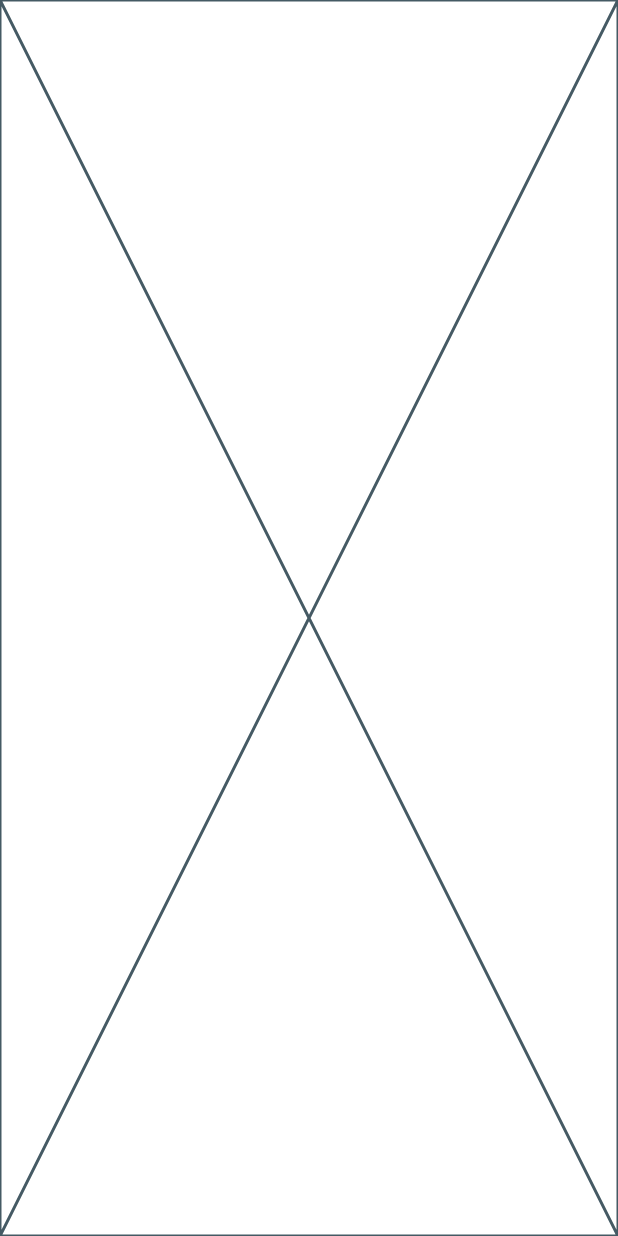
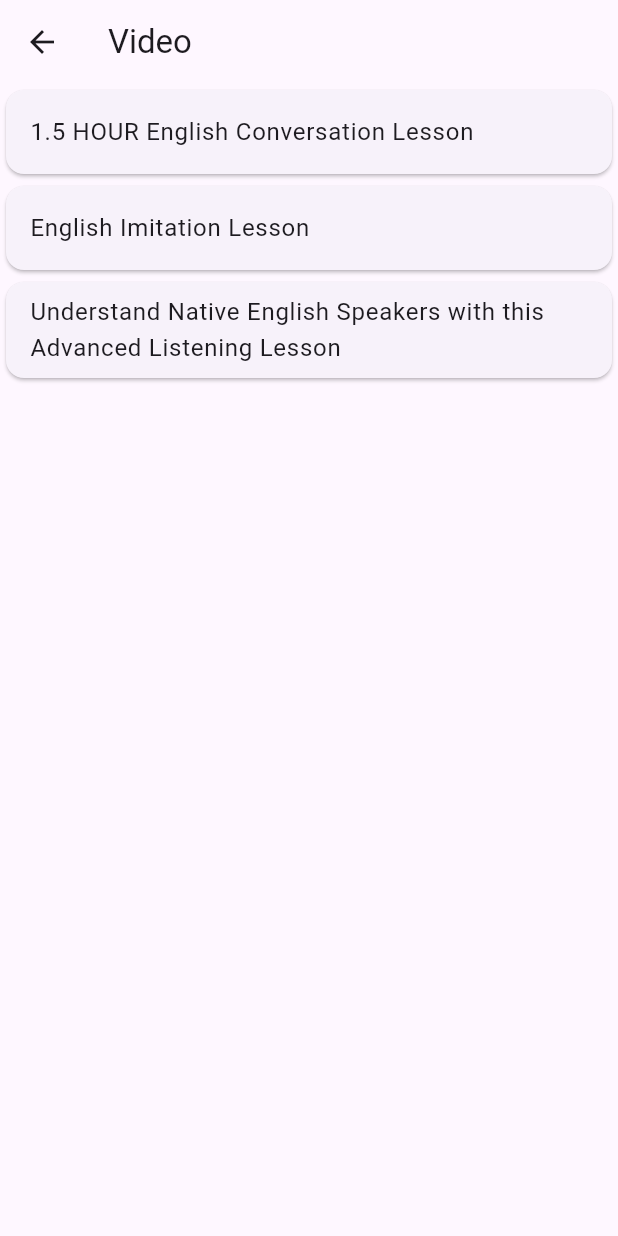
Before and after one commit to SuYeonJn/englishSpeaker, a Flutter app: the screen it shows after launch, after a tap on "Shorts", on a phone screen of 412 x 824 dp. Run offline on Flutter 3.47's test engine with Material 3 defaults, Android fonts, the phone set to English and light mode, and no system bars; our stand-ins replace cloud_firestore, firebase_core, flutter_dotenv, flutter_tts, speech_to_text; missing offline and left inert: dart_openai; accounts and stored records are empty; generated files the repository leaves out were written again.

Commit message:
article youtube note added

```diff
--- a/lib/main.dart
+++ b/lib/main.dart
@@ -2,9 +2,9 @@ import 'package:flutter/material.dart';
 
 import 'widgets/buttons.dart';
 import 'pages/speak_page.dart';
-import 'pages/note_page.dart';
 import 'pages/audio_page.dart';
 import 'pages/shorts_page.dart';
+import 'pages/reading_page.dart';
 
 import 'package:flutter_dotenv/flutter_dotenv.dart';
 
@@ -113,8 +113,8 @@ class _HomePageState extends State<HomePage> {
                   page: AudioPage(),
                 ),
                 MainButton(
-                  buttonName: "Note",
-                  page: NotePage(),
+                  buttonName: "News/Article",
+                  page: ReadingPage(),
                 ),
               ],
             )
--- a/lib/pages/shorts_page.dart
+++ b/lib/pages/shorts_page.dart
@@ -1,4 +1,5 @@
 import 'package:flutter/material.dart';
+import '../widgets/lists.dart';
 
 class ShortsPage extends StatefulWidget {
   const ShortsPage({super.key});
@@ -8,8 +9,21 @@ class ShortsPage extends StatefulWidget {
 }
 
 class _ShortsPageState extends State<ShortsPage> {
+  Map videos = {
+    "1.5 HOUR English Conversation Lesson":
+        "https://www.youtube.com/watch?v=lhFU5H5KPFE",
+    "English Imitation Lesson": "https://www.youtube.com/watch?v=FfhZFRvmaVY",
+    "Understand Native English Speakers with this Advanced Listening Lesson":
+        "https://www.youtube.com/watch?v=D6_qpaSxAQc",
+  };
   @override
   Widget build(BuildContext context) {
-    return const Placeholder();
+    return Scaffold(
+        appBar: AppBar(
+          title: const Text('Video'),
+        ),
+        body: ListWidget(
+          source: videos,
+        ));
   }
 }
--- a/lib/widgets/buttons.dart
+++ b/lib/widgets/buttons.dart
@@ -8,10 +8,13 @@ class MainButton extends StatelessWidget {
   final Widget page;
   @override
   Widget build(BuildContext context) {
-    return TextButton(
+    return SizedBox(
+      width: MediaQuery.of(context).size.width * 0.3,
+      height: MediaQuery.of(context).size.width * 0.2,
+      child: TextButton(
         style: TextButton.styleFrom(
           backgroundColor: const Color.fromARGB(255, 17, 14, 158),
-          padding: const EdgeInsets.all(50)),
+        ),
         onPressed: () {
           Navigator.push(
             context,
@@ -24,6 +27,7 @@ class MainButton extends StatelessWidget {
           buttonName,
           style: const TextStyle(
             color: Colors.white,
+          ),
         ),
       ),
     );
--- /dev/null
+++ b/lib/widgets/lists.dart
@@ -0,0 +1,36 @@
+import 'package:flutter/material.dart';
+import 'package:url_launcher/url_launcher.dart';
+
+class ListWidget extends StatefulWidget {
+  const ListWidget({super.key, required this.source});
+  final source;
+  @override
+  State<ListWidget> createState() => _ListWidgetState();
+}
+
+class _ListWidgetState extends State<ListWidget> {
+  @override
+  Widget build(BuildContext context) {
+    List sourceList = widget.source.keys.toList();
+
+    return ListView.builder(
+      itemCount: widget.source.length,
+      itemBuilder: ((_, index) {
+        return Card(
+          child: ListTile(
+            title: Text(sourceList[index]),
+            onTap: () async {
+              if (!await launchUrl(
+                Uri.parse(widget.source[sourceList[index]]),
+                mode: LaunchMode.externalApplication,
+              )) {
+                throw Exception(
+                    'Could not launch ${Uri.parse(widget.source[sourceList[index]])}');
+              }
+            },
+          ),
+        );
+      }),
+    );
+  }
+}
--- a/lib/widgets/theme.dart
+++ b/lib/widgets/theme.dart
@@ -7,6 +7,8 @@ import 'package:flutter_tts/flutter_tts.dart';
 import 'package:flutter_dotenv/flutter_dotenv.dart';
 import 'package:dart_openai/dart_openai.dart';
 import 'package:cloud_firestore/cloud_firestore.dart';
+
+import 'dart:convert';
 
 class ThemePage extends StatefulWidget {
   const ThemePage({
@@ -185,7 +187,6 @@ class _ThemePageState extends State<ThemePage> {
       String response =
           chatCompletion.choices.first.message.content![0].text.toString();
       print("dialog $dialog");
-      print(response);
 
       final db = FirebaseFirestore.instance;
 
--- a/pubspec.yaml
+++ b/pubspec.yaml
@@ -16,6 +16,9 @@ dependencies:
   flutter_tts: ^3.8.3
   http: ^1.1.0
   speech_to_text: ^6.4.0
+  youtube_player_flutter: ^8.1.2
+  visibility_detector: ^0.3.3
+  url_launcher: ^6.1.14
 
 dev_dependencies:
   flutter_test:
```
Also changed, not shown: lib/pages/note_page.dart (+19 -33 lines), lib/pages/reading_page.dart (added, +27 -0 lines), lib/pages/speak_page.dart (+20 -15 lines), lib/widgets/note.dart (added, +29 -0 lines), pubspec.lock, 5 other files. Lines whose indentation alone changed are shown as unchanged.
